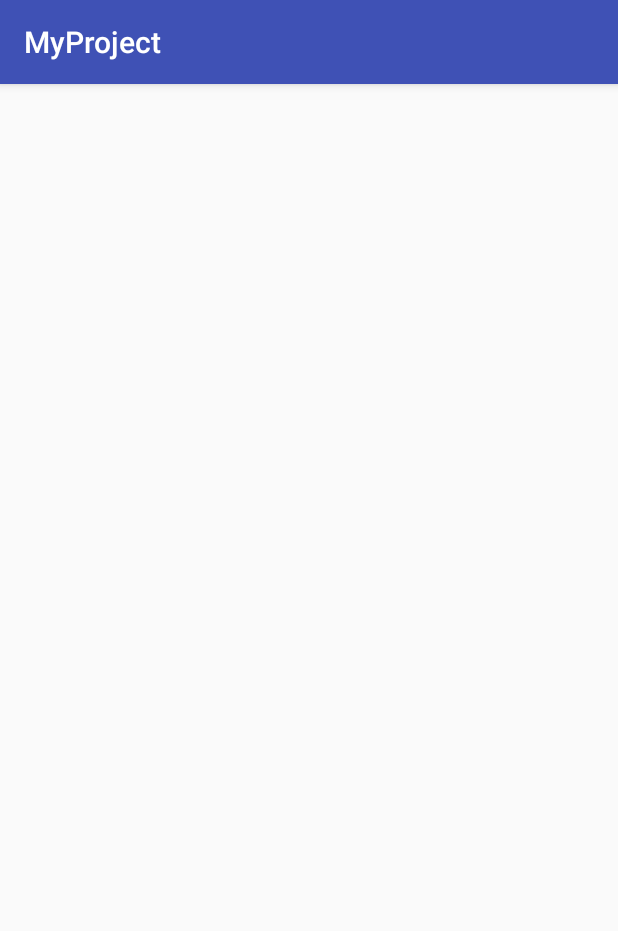
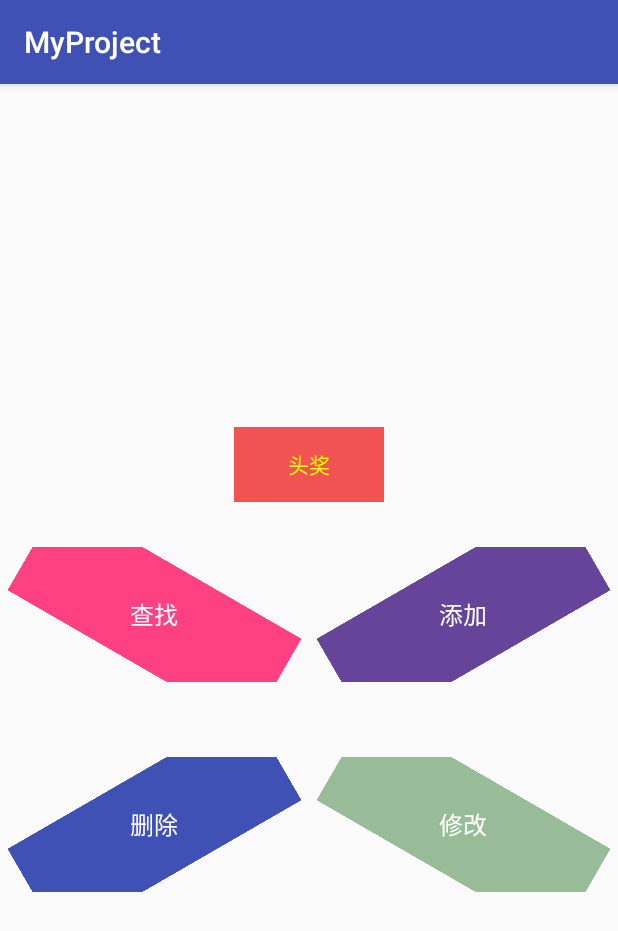
Before and after one commit to lixiangoko/greedaolookup, an Android app: the screen it shows after launch (MainActivity), on a phone screen of 412 x 824 dp. Shown: the top 931 px of the screen. Run offline under Robolectric (Android 15) with nearby library versions, the phone set to English and light mode, and no system bars; libraries missing offline, so code that uses them is left out: org.greenrobot.greendao; 3 statements that could not run were skipped.

Commit message:
首页完成

```diff
--- a/app/src/main/java/scrollview/com/cn/myproject/entity/CodeBean.java
+++ b/app/src/main/java/scrollview/com/cn/myproject/entity/CodeBean.java
@@ -1,19 +1,29 @@
 package scrollview.com.cn.myproject.entity;
 
 import org.greenrobot.greendao.annotation.Entity;
+import org.greenrobot.greendao.annotation.Generated;
 import org.greenrobot.greendao.annotation.Id;
+import org.greenrobot.greendao.annotation.Transient;
+
+import java.io.Serializable;
 
 @Entity
-public class CodeBean {
+public class CodeBean implements Serializable {
     @Id
     private Long id;
     private String content;
     private String stage;
+    private static final long serialVersionUID = 1L;
 
+    @Generated(hash = 1587485775)
     public CodeBean(Long id, String content, String stage) {
         this.id = id;
         this.content = content;
         this.stage = stage;
+    }
+
+    @Generated(hash = 544591002)
+    public CodeBean() {
     }
 
     public Long getId() {
--- a/app/src/main/res/layout/activity_main.xml
+++ b/app/src/main/res/layout/activity_main.xml
@@ -4,8 +4,108 @@
     xmlns:tools="http://schemas.android.com/tools"
     android:layout_width="match_parent"
     android:layout_height="match_parent"
+    android:gravity="center"
     android:orientation="vertical"
     tools:context=".MainActivity">
 
+    <TextView
+        android:layout_width="100dp"
+        android:layout_height="50dp"
+        android:background="#ae00"
+        android:gravity="center"
+        android:text="头奖"
+        android:textColor="#f9f900" />
 
+    <LinearLayout
+        android:layout_width="match_parent"
+        android:layout_height="90dp"
+        android:layout_marginTop="30dp"
+        android:gravity="center"
+        android:orientation="horizontal">
+
+        <LinearLayout
+            android:layout_width="wrap_content"
+            android:layout_height="match_parent"
+            android:layout_margin="10dp"
+            android:layout_weight="1"
+            android:background="@color/colorAccent"
+            android:gravity="center"
+            android:rotation="30">
+
+            <TextView
+                android:layout_width="wrap_content"
+                android:layout_height="match_parent"
+                android:gravity="center"
+                android:rotation="-30"
+                android:text="查找"
+                android:textColor="#fff"
+                android:textSize="16sp" />
+        </LinearLayout>
+
+        <LinearLayout
+            android:layout_width="wrap_content"
+            android:layout_height="match_parent"
+            android:layout_margin="10dp"
+            android:layout_weight="1"
+            android:background="#649"
+            android:gravity="center"
+            android:rotation="-30">
+
+            <TextView
+                android:layout_width="wrap_content"
+                android:layout_height="match_parent"
+                android:gravity="center"
+                android:rotation="30"
+                android:text="添加"
+                android:textColor="#fff"
+                android:textSize="16sp" />
+        </LinearLayout>
+    </LinearLayout>
+
+    <LinearLayout
+        android:layout_width="match_parent"
+        android:layout_height="90dp"
+        android:layout_marginTop="50dp"
+        android:gravity="center"
+        android:orientation="horizontal">
+
+        <LinearLayout
+            android:layout_width="wrap_content"
+            android:layout_height="match_parent"
+            android:layout_margin="10dp"
+            android:layout_weight="1"
+            android:background="@color/colorPrimary"
+            android:gravity="center"
+            android:rotation="-30">
+
+            <TextView
+                android:layout_width="wrap_content"
+                android:layout_height="wrap_content"
+                android:gravity="center"
+                android:rotation="30"
+                android:text="删除"
+                android:textColor="#fff"
+                android:textSize="16sp" />
+        </LinearLayout>
+
+        <LinearLayout
+            android:layout_width="wrap_content"
+            android:layout_height="match_parent"
+            android:layout_margin="10dp"
+            android:layout_weight="1"
+            android:background="#8484"
+            android:gravity="center"
+            android:rotation="30">
+
+            <TextView
+                android:layout_width="wrap_content"
+                android:layout_height="match_parent"
+                android:gravity="center"
+                android:rotation="-30"
+                android:text="修改"
+                android:textColor="#fff"
+                android:textSize="16sp" />
+        </LinearLayout>
+
+    </LinearLayout>
 </LinearLayout>
--- a/app/src/main/res/layout/title_layout.xml
+++ b/app/src/main/res/layout/title_layout.xml
@@ -1,6 +1,6 @@
 <?xml version="1.0" encoding="utf-8"?>
 <LinearLayout xmlns:android="http://schemas.android.com/apk/res/android"
     android:layout_width="match_parent"
-    android:layout_height="50dp">
+    android:layout_height="match_parent">
 
 </LinearLayout>
```
